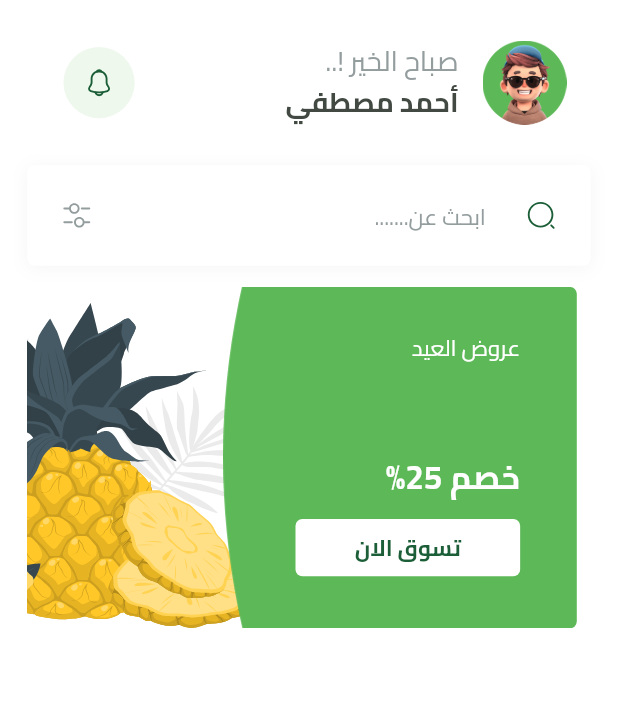
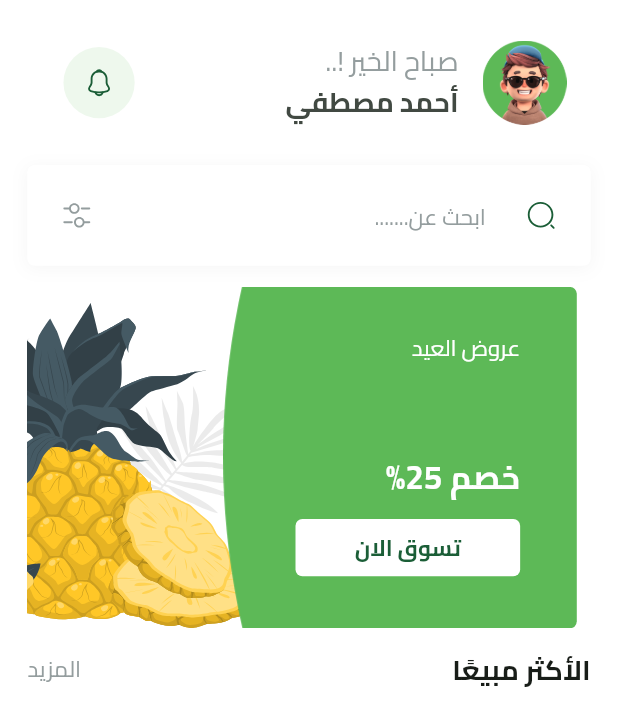
Before and after one commit to MhammadAli/Fakahany, a Flutter app: the HomeView screen opened by its route, on a phone screen of 412 x 824 dp. Shown: the top 726 px of the screen. Run offline on Flutter 3.47's test engine with Material 3 defaults, Android fonts, the phone set to English and light mode, and no system bars; our stand-ins replace bloc, cloud_firestore, dartz, dots_indicator, firebase_auth, firebase_core and 8 more; missing offline and left inert: flutter_facebook_auth; accounts and stored records are empty.

Commit message:
create best selling item header.

```diff
--- /dev/null
+++ b/lib/features/home/presentation/views/widgets/best_selling_header.dart
@@ -0,0 +1,27 @@
+import 'package:fakahany/utils/app_text_styles.dart';
+import 'package:flutter/material.dart';
+
+class BestSellingHeader extends StatelessWidget {
+  const BestSellingHeader({Key? key}) : super(key: key);
+
+  @override
+  Widget build(BuildContext context) {
+    return Row(
+      children: [
+        Text(
+          'الأكثر مبيعًا',
+          style: AppTextStyles.bold16,
+          textAlign: TextAlign.right,
+        ),
+        const Spacer(),
+        Text(
+          'المزيد',
+          textAlign: TextAlign.center,
+          style: AppTextStyles.regular13.copyWith(
+            color: const Color(0xFF949D9E),
+          ),
+        )
+      ],
+    );
+  }
+}
--- a/lib/features/home/presentation/views/widgets/home_view_body.dart
+++ b/lib/features/home/presentation/views/widgets/home_view_body.dart
@@ -1,5 +1,6 @@
 import 'package:fakahany/constants.dart';
 import 'package:fakahany/core/widgets/search_text_field.dart';
+import 'package:fakahany/features/home/presentation/views/widgets/best_selling_header.dart';
 import 'package:fakahany/features/home/presentation/views/widgets/custom_home_app_bar.dart';
 import 'package:fakahany/features/home/presentation/views/widgets/featured_list.dart';
 import 'package:flutter/material.dart';
@@ -29,6 +30,10 @@ class HomeViewBody extends StatelessWidget {
                   height: 12.h,
                 ),
                 const FeaturedList(),
+                SizedBox(
+                  height: 12.h,
+                ),
+                const BestSellingHeader(),
               ],
             ),
           )
```
